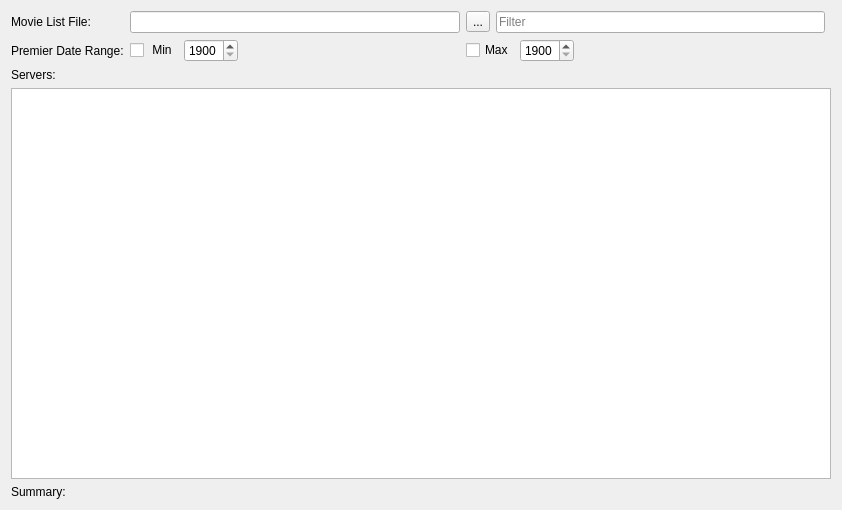
First picture: the form in UI/MissingMovies.ui, repository towel42-com/EmbySync, before the edit.
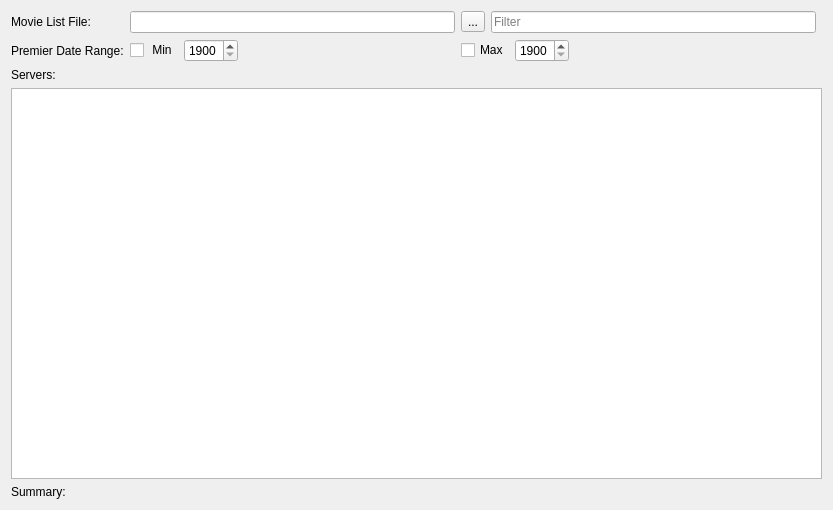
Second picture: the form after the edit. Icons and pictures are not drawn. Custom widgets are drawn as their Qt base class.

What changed in the file:
```diff
--- a/UI/MissingMovies.ui
+++ b/UI/MissingMovies.ui
@@ -6,7 +6,7 @@
    <rect>
     <x>0</x>
     <y>0</y>
-    <width>842</width>
+    <width>833</width>
     <height>510</height>
    </rect>
   </property>
```
Left out of the diff: 10 changed lines with no effect on the pictures.
